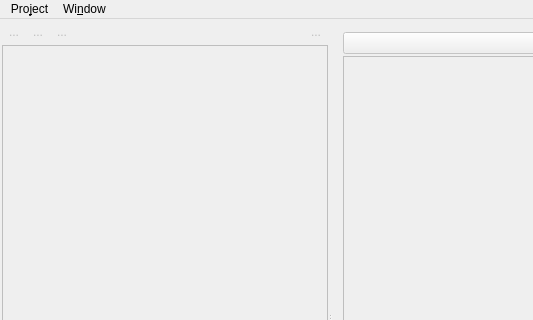
The window that src/ui/main_window.ui (abyss7/qide) describes before a commit, drawn with Qt 5; both pictures show x 0 to 533 and y 0 to 320 of the 1127 by 625 pixel window.
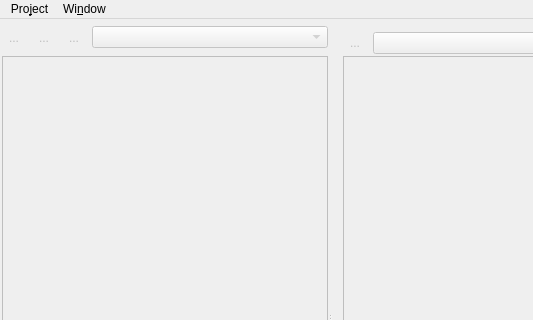
The same window after the commit. Icons and pictures are not drawn. Custom widgets are drawn as their Qt base class.

```diff
--- a/src/ui/main_window.ui
+++ b/src/ui/main_window.ui
@@ -87,7 +87,7 @@
           <property name="minimumSize">
            <size>
             <width>0</width>
-            <height>22</height>
+            <height>33</height>
            </size>
           </property>
           <property name="baseSize">
@@ -107,7 +107,7 @@
           </property>
           <layout class="QHBoxLayout" name="horizontalLayout_2">
            <property name="spacing">
-            <number>0</number>
+            <number>6</number>
            </property>
            <property name="sizeConstraint">
             <enum>QLayout::SetDefaultConstraint</enum>
@@ -179,35 +179,7 @@
             </widget>
            </item>
            <item>
-            <spacer name="horizontalSpacer">
-             <property name="orientation">
-              <enum>Qt::Horizontal</enum>
-             </property>
-             <property name="sizeHint" stdset="0">
-              <size>
-               <width>40</width>
-               <height>20</height>
-              </size>
-             </property>
-            </spacer>
-           </item>
-           <item>
-            <widget class="QToolButton" name="buttonSaveFile">
-             <property name="toolTip">
-              <string notr="true">Save File</string>
-             </property>
-             <property name="text">
-              <string>...</string>
-             </property>
-             <property name="icon">
-              <iconset theme="document-save">
-               <normaloff/>
-              </iconset>
-             </property>
-             <property name="autoRaise">
-              <bool>true</bool>
-             </property>
-            </widget>
+            <widget class="QComboBox" name="comboBox_2"/>
            </item>
           </layout>
          </widget>
@@ -261,6 +233,24 @@
         </property>
         <item>
          <layout class="QHBoxLayout" name="horizontalLayout">
+          <item>
+           <widget class="QToolButton" name="buttonSaveFile">
+            <property name="toolTip">
+             <string notr="true">Save File</string>
+            </property>
+            <property name="text">
+             <string>...</string>
+            </property>
+            <property name="icon">
+             <iconset theme="document-save">
+              <normaloff/>
+             </iconset>
+            </property>
+            <property name="autoRaise">
+             <bool>true</bool>
+            </property>
+           </widget>
+          </item>
           <item>
            <widget class="QComboBox" name="comboBox"/>
           </item>
```
